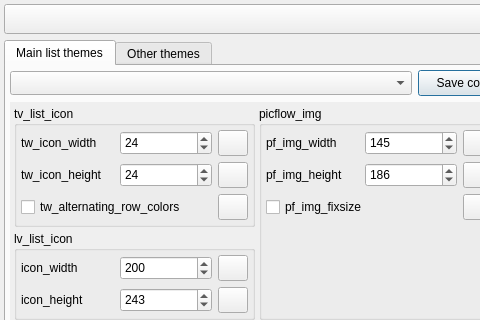
First picture: the form in ui/list_icon_cfg.ui, repository Monthy/gr-lida, before the edit; both pictures show x 0 to 480 and y 0 to 320 of the 1000 by 950 pixel window.
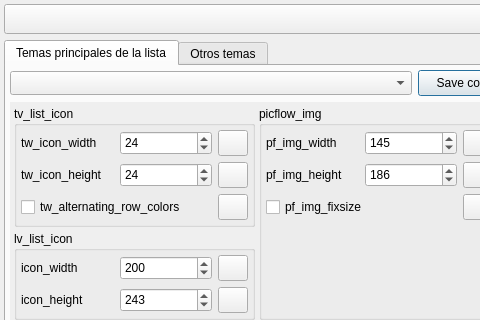
Second picture: the form after the edit. The open tabs and pages were chosen to show the change. Icons and pictures are not drawn.

What changed in the file:
```diff
--- a/ui/list_icon_cfg.ui
+++ b/ui/list_icon_cfg.ui
@@ -70,7 +70,7 @@
             <normaloff>:/img16/style.png</normaloff>:/img16/style.png</iconset>
           </attribute>
           <attribute name="title">
-           <string>Main list themes</string>
+           <string>Temas principales de la lista</string>
           </attribute>
           <layout class="QGridLayout" name="gridLayout_5" columnstretch="1,0">
            <property name="leftMargin">
@@ -2248,7 +2248,7 @@
             <normaloff>:/img16/datos_1.png</normaloff>:/img16/datos_1.png</iconset>
           </attribute>
           <attribute name="title">
-           <string>Other themes</string>
+           <string>Otros temas</string>
           </attribute>
           <layout class="QVBoxLayout" name="verticalLayout_otherThemes">
            <property name="leftMargin">
```
Left out of the diff: 116 changed lines with no effect on the pictures.
